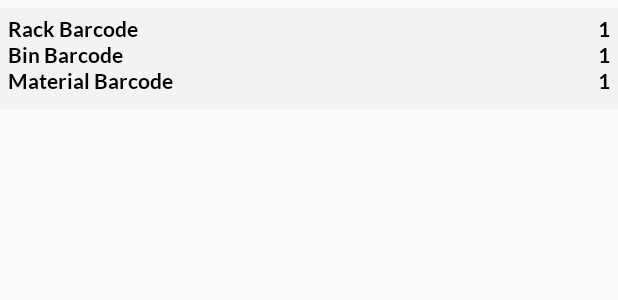
After one commit to shwetahatwar/MRC-Logistics-HHT-APP, an Android app: the layout putaway_row.xml on its own in the app's theme, with its tools: preview values and no code run, on a phone screen of 412 x 824 dp. The commit adds this screen. Shown: the top 300 px of the screen. Run offline under Robolectric (Android 15) with nearby library versions, the phone set to English and light mode, and no system bars; network calls fail.

Commit message:
putaway API call successful with data display on hht screen

```diff
--- a/app/src/main/java/com/briot/balmerlawrie/implementor/repository/remote/ApiInterface.kt
+++ b/app/src/main/java/com/briot/balmerlawrie/implementor/repository/remote/ApiInterface.kt
@@ -48,9 +48,9 @@ class Material {
 //    var updatedBy: User? = null
 }
 class PutawayItems {
-    var rackBarcodeSerial: String? = ""
-    var binBarcodeSerial: String? = ""
-    var materialBarcodeSerial: String? = ""
+    var rackBarcodeSerial: String? = null
+    var binBarcodeSerial: String? = null
+    var materialBarcodeSerial: String? = null
 }
 
 class DispatchSlip {
--- a/app/src/main/java/com/briot/balmerlawrie/implementor/ui/main/PutawayFragment.kt
+++ b/app/src/main/java/com/briot/balmerlawrie/implementor/ui/main/PutawayFragment.kt
@@ -107,7 +107,7 @@ open class SimplePutawayItemAdapter(private val recyclerView: androidx.recyclerv
 
     override fun onCreateViewHolder(parent: ViewGroup, viewType: Int): ViewHolder {
         val itemView = LayoutInflater.from(parent.context)
-                .inflate(R.layout.dispatch_slip_item_row, parent, false)
+                .inflate(R.layout.putaway_row, parent, false)
 
         return ViewHolder(itemView)
     }
@@ -132,6 +132,8 @@ open class SimplePutawayItemAdapter(private val recyclerView: androidx.recyclerv
         protected val materialBarcodeSerial: TextView
 
         init {
+            Log.d(TAG, "..............rack_barcode" + R.id.rack_barcode)
+
             rackBarcodeSerial = itemView.findViewById(R.id.rack_barcode)
             binBarcodeSerial = itemView.findViewById(R.id.bin_barcode)
             materialBarcodeSerial = itemView.findViewById(R.id.material_barcode)
--- a/app/src/main/java/com/briot/balmerlawrie/implementor/ui/main/PutawayViewModel.kt
+++ b/app/src/main/java/com/briot/balmerlawrie/implementor/ui/main/PutawayViewModel.kt
@@ -30,8 +30,8 @@ class PutawayViewModel : ViewModel() {
     }
 
     private fun handlePutawayItemsResponse(putawayItems: Array<PutawayItems?>) {
-        Log.d(TAG, "successful dispatch picking items details" + putawayItems.toString())
-       // (this.putawayItems as MutableLiveData<Array<PutawayItems?>>).value = putawayItems
+        // Log.d(TAG, "handlePutw respone......." + putawayItems)
+        (this.putawayItems as MutableLiveData<Array<PutawayItems?>>).value = putawayItems
 
     }
 
--- /dev/null
+++ b/app/src/main/res/layout/putaway_row.xml
@@ -0,0 +1,88 @@
+<?xml version="1.0" encoding="utf-8"?>
+<LinearLayout
+    xmlns:android="http://schemas.android.com/apk/res/android"
+    android:id="@+id/dispatch_slip_layout"
+    android:layout_width="match_parent"
+    android:layout_height="wrap_content"
+    android:layout_marginTop="5dp"
+    android:layout_marginBottom="5dp"
+    android:background="@color/listCellBackgroundColor"
+    android:orientation="vertical"
+    android:paddingTop="5dp"
+    android:paddingBottom="10dp">
+
+    <LinearLayout
+        android:layout_width="match_parent"
+        android:layout_height="wrap_content"
+        android:orientation="horizontal"
+        android:paddingLeft="5dp"
+        android:paddingRight="5dp">
+
+        <TextView
+            android:id="@+id/textView8"
+            android:layout_width="match_parent"
+            android:layout_height="wrap_content"
+            android:layout_weight="1"
+            android:text="Rack Barcode" />
+
+        <TextView
+            android:id="@+id/rack_barcode"
+            android:layout_width="match_parent"
+            android:layout_height="wrap_content"
+            android:layout_weight="1"
+            android:text="1"
+            android:textAlignment="textEnd"
+            android:textStyle="bold" />
+
+    </LinearLayout>
+
+    <LinearLayout
+        android:layout_width="match_parent"
+        android:layout_height="wrap_content"
+        android:orientation="horizontal"
+        android:paddingLeft="5dp"
+        android:paddingRight="5dp">
+
+        <TextView
+            android:id="@+id/textView10"
+            android:layout_width="match_parent"
+            android:layout_height="wrap_content"
+            android:layout_weight="1"
+            android:text="Bin Barcode" />
+
+        <TextView
+            android:id="@+id/bin_barcode"
+            android:layout_width="match_parent"
+            android:layout_height="wrap_content"
+            android:layout_weight="1"
+            android:text="1"
+            android:textAlignment="textEnd"
+            android:textStyle="bold" />
+    </LinearLayout>
+
+    <LinearLayout
+        android:layout_width="match_parent"
+        android:layout_height="wrap_content"
+        android:orientation="horizontal"
+        android:paddingLeft="5dp"
+        android:paddingRight="5dp">
+
+        <TextView
+            android:id="@+id/materialScan_barcode"
+            android:layout_width="match_parent"
+            android:layout_height="wrap_content"
+            android:layout_weight="1"
+            android:text="Material Barcode" />
+
+        <TextView
+            android:id="@+id/material_barcode"
+            android:layout_width="match_parent"
+            android:layout_height="wrap_content"
+            android:layout_weight="1"
+            android:text="1"
+            android:textAlignment="textEnd"
+            android:textStyle="bold" />
+    </LinearLayout>
+
+
+</LinearLayout>
```
Also changed, not shown: app/src/main/res/layout/putaway_fragment.xml (+63 -63 lines).
